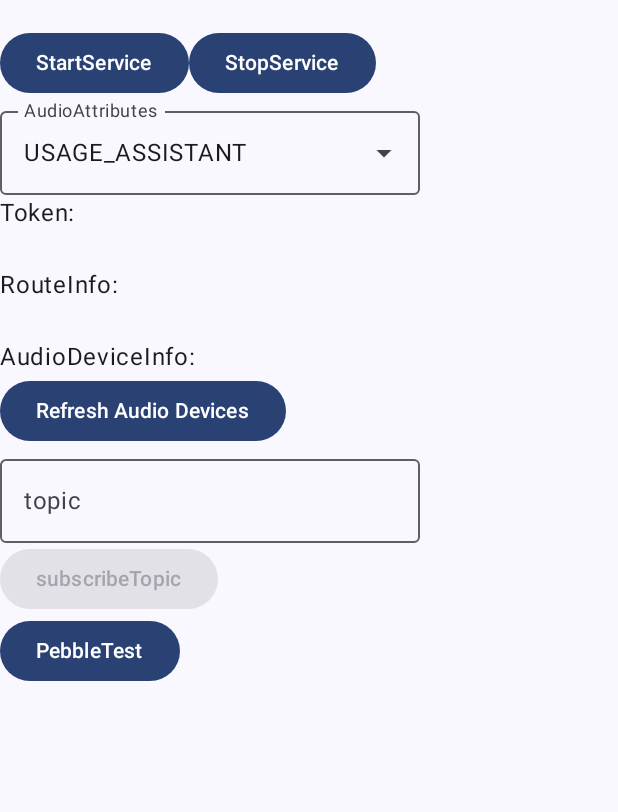
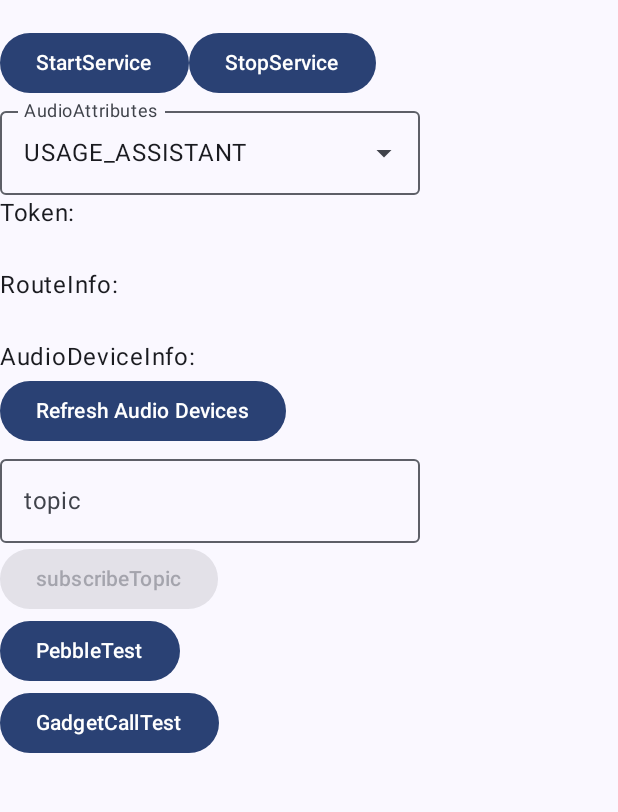
Before and after one commit to AceDroidX/Shark7-Android, an Android app built with Jetpack Compose: the screen it shows after launch (DebugActivity), after a tap on "Open DebugActivity", on a phone screen of 412 x 824 dp, the part 69-881 px from its top. Run offline under Robolectric (Android 15) with nearby library versions, the phone set to English and light mode, and no system bars; our stand-ins replace Dagger/Hilt's generated code, accompanist.

Commit message:
添加音频开关和GadgetCall

```diff
--- a/app/src/main/java/io/github/acedroidx/shark7/MyFirebaseMessagingService.kt
+++ b/app/src/main/java/io/github/acedroidx/shark7/MyFirebaseMessagingService.kt
@@ -44,12 +44,16 @@ class MyFirebaseMessagingService : FirebaseMessagingService() {
             runBlocking {
                 if (settingsRepository.getEnableAlarm().first()) {
                     if (settingsRepository.getAlarmScope().first().contains(event.scope)) {
+                        val enableAudio = settingsRepository.getEnableAudio()
                         val audioAttr = settingsRepository.getAudioAttributes()
                         val headphoneOnly = settingsRepository.getHeadphoneOnly()
+                        val enableGadgetCall = settingsRepository.getEnableGadgetCall()
                         val intentService = Intent(baseContext, AlarmService::class.java)
                         intentService.putExtra("Shark7Event", event)
+                        intentService.putExtra("EnableAudio", enableAudio.first())
                         intentService.putExtra("AudioAttributes", audioAttr.first().value)
                         intentService.putExtra("HeadphoneOnly", headphoneOnly.first())
+                        intentService.putExtra("EnableGadgetCall", enableGadgetCall.first())
                         baseContext.startService(intentService)
                     }
                 }
--- a/app/src/main/java/io/github/acedroidx/shark7/SettingsRepository.kt
+++ b/app/src/main/java/io/github/acedroidx/shark7/SettingsRepository.kt
@@ -52,4 +52,22 @@ class SettingsRepository @Inject constructor(@ApplicationContext val context: Co
         context.dataStore.edit { preferences ->
             preferences[booleanPreferencesKey("headphone_only")] = value
         }
+
+    fun getEnableAudio(): Flow<Boolean> = context.dataStore.data.map { preferences ->
+        preferences[booleanPreferencesKey("enable_audio")] ?: true
+    }
+
+    suspend fun setEnableAudio(value: Boolean) =
+        context.dataStore.edit { preferences ->
+            preferences[booleanPreferencesKey("enable_audio")] = value
+        }
+
+    fun getEnableGadgetCall(): Flow<Boolean> = context.dataStore.data.map { preferences ->
+        preferences[booleanPreferencesKey("enable_gadget_call")] ?: false
+    }
+
+    suspend fun setEnableGadgetCall(value: Boolean) =
+        context.dataStore.edit { preferences ->
+            preferences[booleanPreferencesKey("enable_gadget_call")] = value
+        }
 }
--- a/app/src/main/java/io/github/acedroidx/shark7/ui/DebugActivity.kt
+++ b/app/src/main/java/io/github/acedroidx/shark7/ui/DebugActivity.kt
@@ -21,6 +21,7 @@ import androidx.compose.material3.TopAppBar
 import androidx.compose.ui.Modifier
 import dagger.hilt.android.AndroidEntryPoint
 import io.github.acedroidx.shark7.ui.compose.AudioInfo
+import io.github.acedroidx.shark7.ui.compose.GadgetCallTest
 import io.github.acedroidx.shark7.ui.compose.FcmTokenInfo
 import io.github.acedroidx.shark7.ui.compose.PebbleTest
 import io.github.acedroidx.shark7.ui.compose.ServiceTest
@@ -56,6 +57,7 @@ class DebugActivity : ComponentActivity() {
                                 AudioInfo.Composable()
                                 SubscribeTopic.Composable()
                                 PebbleTest.Composable()
+                                GadgetCallTest.Composable()
                             }
                         }
                     }
--- a/app/src/main/java/io/github/acedroidx/shark7/ui/MainActivity.kt
+++ b/app/src/main/java/io/github/acedroidx/shark7/ui/MainActivity.kt
@@ -63,8 +63,10 @@ class MainActivity : ComponentActivity() {
     @Composable
     fun MainContent() {
         val enableAlarm by viewModel.enableAlarm.collectAsState(initial = false)
+        val enableAudio by viewModel.enableAudio.collectAsState(initial = true)
         val headphoneOnly by viewModel.headphoneOnly.collectAsState(initial = true)
         val audioAttr by viewModel.audioAttributes.collectAsState(initial = MyAudioAttributes.USAGE_ASSISTANT)
+        val enableGadgetCall by viewModel.enableGadgetCall.collectAsState(initial = false)
         Column {
             Row(verticalAlignment = Alignment.CenterVertically) {
                 Text(
@@ -74,12 +76,24 @@ class MainActivity : ComponentActivity() {
             }
             Row(verticalAlignment = Alignment.CenterVertically) {
                 Text(
+                    "Enable Audio", color = MaterialTheme.colorScheme.onBackground
+                )
+                Switch(checked = enableAudio, onCheckedChange = { viewModel.setEnableAudio(it) })
+            }
+            Row(verticalAlignment = Alignment.CenterVertically) {
+                Text(
                     "Headphone Audio only", color = MaterialTheme.colorScheme.onBackground
                 )
                 Switch(checked = headphoneOnly,
                     onCheckedChange = { viewModel.setHeadphoneOnly(it) })
             }
             audioAttrCompose(audioAttr) { viewModel.setAudioAttributes(it) }
+            Row(verticalAlignment = Alignment.CenterVertically) {
+                Text(
+                    "Enable Gadget Call", color = MaterialTheme.colorScheme.onBackground
+                )
+                Switch(checked = enableGadgetCall, onCheckedChange = { viewModel.setEnableGadgetCall(it) })
+            }
             Button(onClick = { viewModel.openAlarmScopeActivity(this@MainActivity) }) {
                 Text(text = "Open AlarmScopeActivity")
             }
--- /dev/null
+++ b/app/src/main/java/io/github/acedroidx/shark7/ui/compose/GadgetCallTest.kt
@@ -0,0 +1,18 @@
+package io.github.acedroidx.shark7.ui.compose
+
+import androidx.compose.material3.Button
+import androidx.compose.material3.Text
+import androidx.compose.runtime.Composable
+import androidx.compose.ui.platform.LocalContext
+import io.github.acedroidx.shark7.GadgetCall.sendGadgetCall
+
+
+object GadgetCallTest {
+    @Composable
+    fun Composable() {
+        val baseContext = LocalContext.current
+        Button(onClick = { sendGadgetCall(baseContext, "test") }) {
+            Text(text = "GadgetCallTest")
+        }
+    }
+}
```
Also changed, not shown: app/src/main/java/io/github/acedroidx/shark7/AlarmService.kt (+24 -3 lines), app/src/main/java/io/github/acedroidx/shark7/GadgetCall.kt (added, +14 -0 lines), app/src/main/java/io/github/acedroidx/shark7/ui/MainViewModel.kt (+16 -0 lines).
